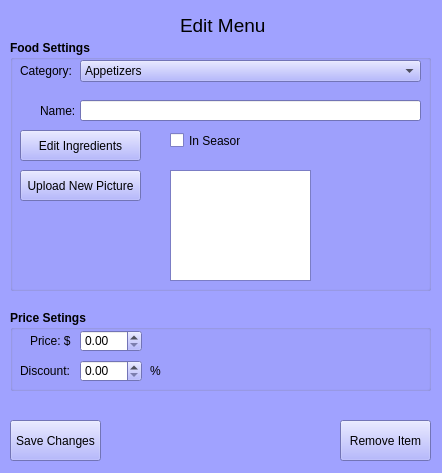
The window that editmenu.ui (DirgeForge/tripping-octo-boo) describes before a commit, drawn with Qt 5.
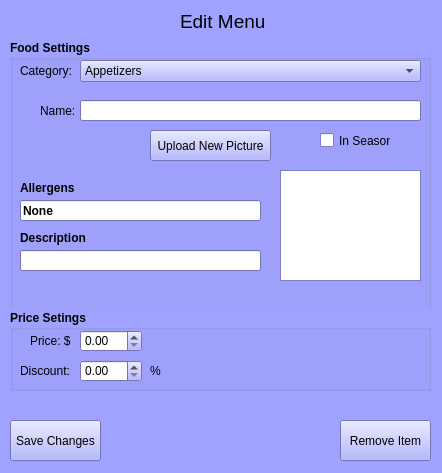
The same window after the commit.

What changed in the file:
```diff
--- a/editmenu.ui
+++ b/editmenu.ui
@@ -486,7 +486,7 @@
      <string>Category: </string>
     </property>
    </widget>
-   <widget class="QLineEdit" name="lineEdit">
+   <widget class="QLineEdit" name="editName">
     <property name="geometry">
      <rect>
       <x>80</x>
@@ -552,7 +552,7 @@
       <x>10</x>
       <y>40</y>
       <width>421</width>
-      <height>251</height>
+      <height>331</height>
      </rect>
     </property>
     <property name="palette">
@@ -985,7 +985,7 @@
     <widget class="QCheckBox" name="inSeason">
      <property name="geometry">
       <rect>
-       <x>160</x>
+       <x>310</x>
        <y>90</y>
        <width>71</width>
        <height>21</height>
@@ -1001,30 +1001,11 @@
       <string>In Season</string>
      </property>
     </widget>
-    <widget class="QPushButton" name="pushButton_4">
-     <property name="geometry">
-      <rect>
-       <x>10</x>
-       <y>90</y>
-       <width>121</width>
-       <height>31</height>
-      </rect>
-     </property>
-     <property name="font">
-      <font>
-       <weight>50</weight>
-       <bold>false</bold>
-      </font>
-     </property>
-     <property name="text">
-      <string>Edit Ingredients</string>
-     </property>
-    </widget>
     <widget class="QPushButton" name="UploadNewPicture">
      <property name="geometry">
       <rect>
-       <x>10</x>
-       <y>130</y>
+       <x>140</x>
+       <y>90</y>
        <width>121</width>
        <height>31</height>
       </rect>
@@ -1039,16 +1020,65 @@
       <string>Upload New Picture</string>
      </property>
     </widget>
-    <widget class="QGraphicsView" name="graphicsView">
+    <widget class="QGraphicsView" name="imgDisplay">
      <property name="geometry">
       <rect>
-       <x>160</x>
+       <x>270</x>
        <y>130</y>
        <width>141</width>
        <height>111</height>
       </rect>
      </property>
     </widget>
+    <widget class="QLineEdit" name="lineEdit">
+     <property name="geometry">
+      <rect>
+       <x>10</x>
+       <y>210</y>
+       <width>241</width>
+       <height>21</height>
+      </rect>
+     </property>
+    </widget>
+    <widget class="QLineEdit" name="editAlergens">
+     <property name="geometry">
+      <rect>
+       <x>10</x>
+       <y>160</y>
+       <width>241</width>
+       <height>21</height>
+      </rect>
+     </property>
+     <property name="text">
+      <string>None</string>
+     </property>
+    </widget>
+    <widget class="QLabel" name="label_7">
+     <property name="geometry">
+      <rect>
+       <x>10</x>
+       <y>190</y>
+       <width>81</width>
+       <height>16</height>
+      </rect>
+     </property>
+     <property name="text">
+      <string>Description</string>
+     </property>
+    </widget>
+    <widget class="QLabel" name="label_8">
+     <property name="geometry">
+      <rect>
+       <x>10</x>
+       <y>140</y>
+       <width>81</width>
+       <height>16</height>
+      </rect>
+     </property>
+     <property name="text">
+      <string>Allergens</string>
+     </property>
+    </widget>
    </widget>
    <widget class="QGroupBox" name="groupBox_2">
     <property name="geometry">
@@ -1090,7 +1120,7 @@
       <string>%</string>
      </property>
     </widget>
-    <widget class="QDoubleSpinBox" name="doubleSpinBox">
+    <widget class="QDoubleSpinBox" name="editDiscount">
      <property name="geometry">
       <rect>
        <x>70</x>
@@ -1106,7 +1136,7 @@
       </font>
      </property>
     </widget>
-    <widget class="QDoubleSpinBox" name="doubleSpinBox_2">
+    <widget class="QDoubleSpinBox" name="editPrice">
      <property name="geometry">
       <rect>
        <x>70</x>
@@ -1174,13 +1204,13 @@
      <string>Remove Item</string>
     </property>
    </widget>
-   <widget class="QLabel" name="label_4">
+   <widget class="QLabel" name="Title">
     <property name="geometry">
      <rect>
       <x>180</x>
       <y>10</y>
-      <width>91</width>
-      <height>31</height>
+      <width>85</width>
+      <height>23</height>
      </rect>
     </property>
     <property name="font">
@@ -1197,10 +1227,10 @@
    <zorder>save_changes</zorder>
    <zorder>label</zorder>
    <zorder>label_2</zorder>
-   <zorder>lineEdit</zorder>
+   <zorder>editName</zorder>
    <zorder>categories</zorder>
    <zorder>remove_item</zorder>
-   <zorder>label_4</zorder>
+   <zorder>Title</zorder>
   </widget>
  </widget>
  <layoutdefault spacing="6" margin="11"/>
```
